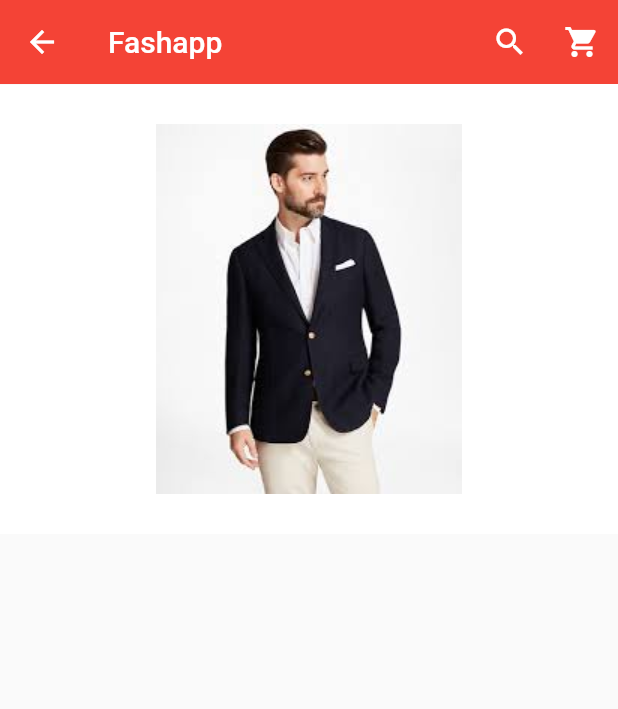
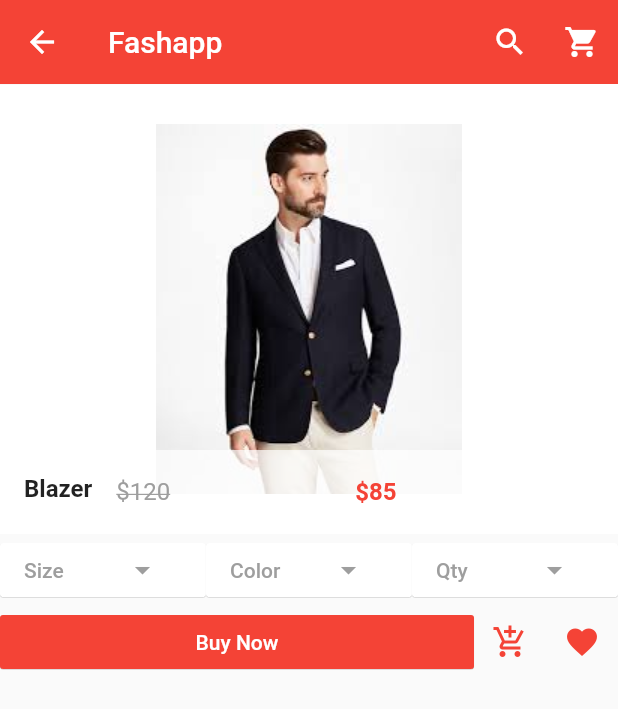
Before and after one commit to MahmoudSelmy/flutter_app, a Flutter app: the screen it shows after launch, after a tap on "Blazer", on a phone screen of 412 x 824 dp. Shown: the top 709 px of the screen. Run offline on Flutter 3.47's test engine with Material 2 defaults, Android fonts, the phone set to English and light mode, and no system bars; our stand-ins replace carousel_pro.

Commit message:
17 - 17. Flutter e-commerce app - product details

```diff
--- a/lib/pages/product_details.dart
+++ b/lib/pages/product_details.dart
@@ -6,7 +6,10 @@ class ProductDetails extends StatefulWidget {
   final int oldPrice;
   final int price;
 
-  const ProductDetails({Key key, this.name, this.picture, this.oldPrice, this.price}) : super(key: key);
+  const ProductDetails(
+      {Key key, this.name, this.picture, this.oldPrice, this.price})
+      : super(key: key);
+
   @override
   _ProductDetailsState createState() => _ProductDetailsState();
 }
@@ -25,12 +28,92 @@ class _ProductDetailsState extends State<ProductDetails> {
                 color: Colors.white,
                 child: Image.asset(widget.picture),
               ),
+              footer: Container(
+                color: Colors.white70,
+                child: ListTile(
+                  leading: Text(
+                    widget.name,
+                    style:
+                        TextStyle(fontWeight: FontWeight.bold, fontSize: 16.0),
+                  ),
+                  title: Row(
+                    children: <Widget>[
+                      Expanded(
+                          child: Text(
+                        '\$${widget.oldPrice}',
+                        style: TextStyle(
+                            color: Colors.grey,
+                            decoration: TextDecoration.lineThrough),
+                      )),
+                      Expanded(
+                          child: Text(
+                        '\$${widget.price}',
+                        style: TextStyle(
+                            fontWeight: FontWeight.bold, color: Colors.red),
+                      )),
+                    ],
+                  ),
+                ),
+              ),
             ),
+          ),
+          Row(
+            children: <Widget>[
+              buildExpandedButton('Size', Icons.arrow_drop_down),
+              buildExpandedButton('Color', Icons.arrow_drop_down),
+              buildExpandedButton('Qty', Icons.arrow_drop_down),
+            ],
+          ),
+          Row(
+            children: <Widget>[
+              buildBuyButton('Buy Now'),
+              IconButton(
+                icon: Icon(Icons.add_shopping_cart, color: Colors.red,),
+                onPressed: (){},
+              ),
+              IconButton(
+                icon: Icon(Icons.favorite, color: Colors.red,),
+                onPressed: (){},
+              ),
+            ],
           )
         ],
       ),
     );
   }
+
+  Expanded buildExpandedButton(String text, IconData icon) {
+    return Expanded(
+              child: MaterialButton(
+                onPressed: () {},
+                color: Colors.white,
+                textColor: Colors.grey,
+                elevation: 0.2,
+                child: Row(
+                  children: <Widget>[
+                    Expanded(
+                      child: Text(text),
+                    ),
+                    Expanded(
+                      child: Icon(icon),
+                    ),
+                  ],
+                ),
+              ),
+            );
+  }
+  Expanded buildBuyButton(String text) {
+    return Expanded(
+      child: MaterialButton(
+        onPressed: () {},
+        color: Colors.red,
+        textColor: Colors.white,
+        elevation: 0.2,
+        child: Text(text, textAlign: TextAlign.center,),
+      ),
+    );
+  }
+
   AppBar buildAppBar() {
     return new AppBar(
       elevation: 0.1,
@@ -42,9 +125,13 @@ class _ProductDetailsState extends State<ProductDetails> {
       ],
     );
   }
+
   IconButton buildIconButton(IconData icon, Color color) {
     return new IconButton(
-        icon: new Icon(icon, color: color,),
+        icon: new Icon(
+          icon,
+          color: color,
+        ),
         onPressed: () {});
   }
 }
```
